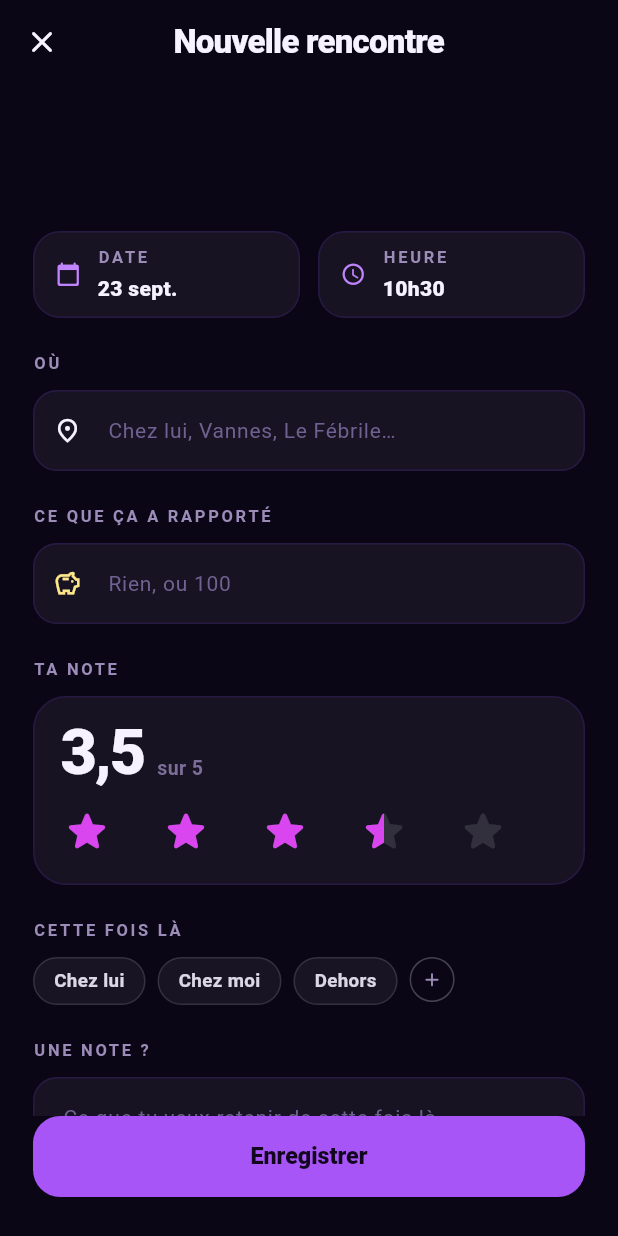
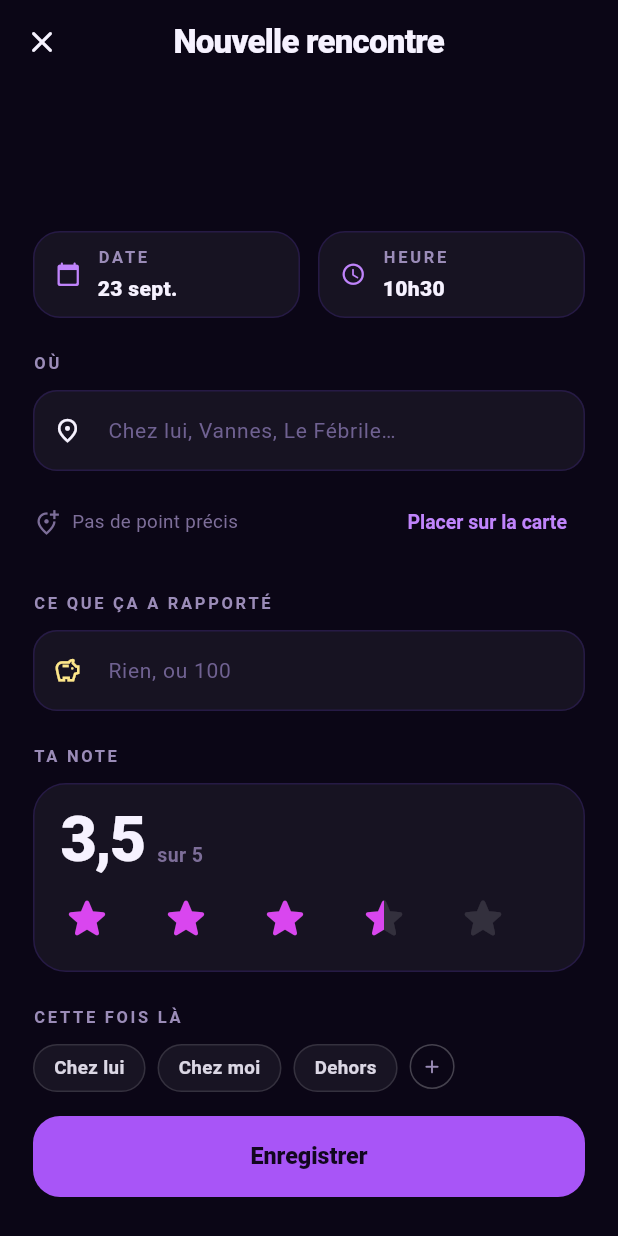
Before and after one commit to Cybertrist/BodyCount, a Flutter app: the EcranFormulaireRencontre screen opened directly with empty values, on a phone screen of 412 x 824 dp. Run offline on Flutter 3.47's test engine with Material 3 defaults, Android fonts, the phone set to English and light mode, and no system bars; our stand-ins replace flutter_riverpod, flutter_secure_storage, go_router, image_picker, local_auth, sqflite_sqlcipher and 1 more; missing offline and left inert: cryptography; accounts and stored records are empty.

Commit message:
feat: poser une rencontre à un point précis
Sous le lieu d'une rencontre, un point se pose à la main sur une carte
qui se pince et se glisse. Sans tuiles, pas de rues : ce sont les
communes voisines, avec leur nom, qui servent de repère, les plus
peuplées d'abord. Sur la carte des lieux, ces points apparaissent en
petits éclats une fois qu'on s'est approché.

Co-Authored-By: Claude Opus 5.5 (1M context) <noreply@anthropic.com>
Claude-Session: https://claude.ai/code/session_01NXLhh24fksVRhN8kDArzP8

```diff
--- a/lib/ecrans/carte.dart
+++ b/lib/ecrans/carte.dart
@@ -69,6 +69,7 @@ class _EcranCarteState extends ConsumerState<EcranCarte> {
                 Apparition(
                   child: PlanFrance(
                     villes: valeur.parVille,
+                    points: valeur.points,
                     onPrise: (tenue) {
                       if (tenue == _carteTenue) return;
                       setState(() => _carteTenue = tenue);
--- a/lib/ecrans/formulaire_rencontre.dart
+++ b/lib/ecrans/formulaire_rencontre.dart
@@ -10,7 +10,9 @@ import '../domaine/rencontre.dart';
 import '../providers/donnees.dart';
 import '../security/vault_image.dart';
 import '../utils/date_formatter.dart';
+import '../donnees/coordonnees.dart';
 import '../widgets/pastilles.dart';
+import 'choix_point.dart';
 
 /// Enregistrer une rencontre.
 ///
@@ -50,6 +52,9 @@ class _EcranFormulaireRencontreState
   /// La rencontre reprise, une fois chargée. Null en création.
   Rencontre? _existante;
 
+  /// Le point posé à la main sur la carte, s'il y en a un.
+  Coordonnee? _point;
+
   @override
   void initState() {
     super.initState();
@@ -73,6 +78,10 @@ class _EcranFormulaireRencontreState
     setState(() {
       _existante = trouvee;
       _quand = trouvee.quand;
+      final lat = trouvee.latitude, lon = trouvee.longitude;
+      _point = lat == null || lon == null
+          ? null
+          : (latitude: lat, longitude: lon);
       _lieu.text = trouvee.lieu ?? '';
       _demiPoints = trouvee.noteDemiPoints ?? 7;
       _montant.text = trouvee.montantAffiche?.replaceAll(' €', '') ?? '';
@@ -185,6 +194,19 @@ class _EcranFormulaireRencontreState
     return (euros * 100).round();
   }
 
+  /// Ouvre la carte pour poser le point, centrée sur le lieu saisi.
+  Future<void> _choisirPoint() async {
+    final choisi = await Navigator.of(context).push<Coordonnee>(
+      MaterialPageRoute(
+        builder: (_) => EcranChoixPoint(
+          point: _point,
+          depart: coordonneesEnFrance(_lieu.text),
+        ),
+      ),
+    );
+    if (choisi != null && mounted) setState(() => _point = choisi);
+  }
+
   Future<void> _enregistrer() async {
     setState(() => _enregistre = true);
     final maintenant = DateTime.now();
@@ -198,8 +220,8 @@ class _EcranFormulaireRencontreState
         personneId: ancienne.personneId,
         quand: _quand,
         lieu: _lieu.text.trim().isEmpty ? null : _lieu.text.trim(),
-        latitude: ancienne.latitude,
-        longitude: ancienne.longitude,
+        latitude: _point?.latitude,
+        longitude: _point?.longitude,
         noteDemiPoints: _demiPoints,
         montantCentimes: _centimes(),
         creeLe: ancienne.creeLe,
@@ -211,6 +233,8 @@ class _EcranFormulaireRencontreState
         personneId: widget.personneId,
         quand: _quand,
         lieu: _lieu.text.trim().isEmpty ? null : _lieu.text.trim(),
+        latitude: _point?.latitude,
+        longitude: _point?.longitude,
         noteDemiPoints: _demiPoints,
         montantCentimes: _centimes(),
         creeLe: maintenant,
@@ -315,6 +339,12 @@ class _EcranFormulaireRencontreState
               prefixIconConstraints:
                   BoxConstraints(minWidth: 46, minHeight: 46),
             ),
+          ),
+          const SizedBox(height: 10),
+          _LignePoint(
+            point: _point,
+            onPoser: _choisirPoint,
+            onRetirer: () => setState(() => _point = null),
           ),
           const SizedBox(height: 22),
           Text('CE QUE ÇA A RAPPORTÉ',
@@ -656,3 +686,52 @@ class _Moitie extends CustomClipper<Rect> {
   @override
   bool shouldReclip(_Moitie ancien) => ancien.part != part;
 }
+
+/// Le point précis, sous le lieu : facultatif, et discret tant qu'il
+/// n'est pas posé. La ville suffit à la carte ; le point sert à qui veut
+/// retrouver la rue.
+class _LignePoint extends StatelessWidget {
+  const _LignePoint({
+    required this.point,
+    required this.onPoser,
+    required this.onRetirer,
+  });
+
+  final Coordonnee? point;
+  final VoidCallback onPoser;
+  final VoidCallback onRetirer;
+
+  @override
+  Widget build(BuildContext context) {
+    final p = point;
+    return Row(
+      children: [
+        Icon(
+          p == null ? Icons.add_location_alt_outlined : Icons.location_on_rounded,
+          size: 18,
+          color: p == null ? AppColors.textTertiary : AppColors.accent,
+        ),
+        const SizedBox(width: 8),
+        Expanded(
+          child: Text(
+            p == null
+                ? 'Pas de point précis'
+                : 'Point posé, ${p.latitude.toStringAsFixed(4)} N '
+                    '${p.longitude.abs().toStringAsFixed(4)} '
+                    '${p.longitude < 0 ? 'O' : 'E'}',
+            style: TextStyle(
+              fontSize: 12.5,
+              color: p == null ? AppColors.textTertiary : AppColors.textSecondary,
+            ),
+          ),
+        ),
+        if (p != null)
+          TextButton(onPressed: onRetirer, child: const Text('Retirer')),
+        TextButton(
+          onPressed: onPoser,
+          child: Text(p == null ? 'Placer sur la carte' : 'Déplacer'),
+        ),
+      ],
+    );
+  }
+}
```
Also changed, not shown: lib/donnees/coordonnees.dart (+22 -0 lines), lib/donnees/statistiques.dart (+15 -0 lines), lib/ecrans/choix_point.dart (added, +351 -0 lines), lib/widgets/plan_france.dart (+44 -0 lines).
